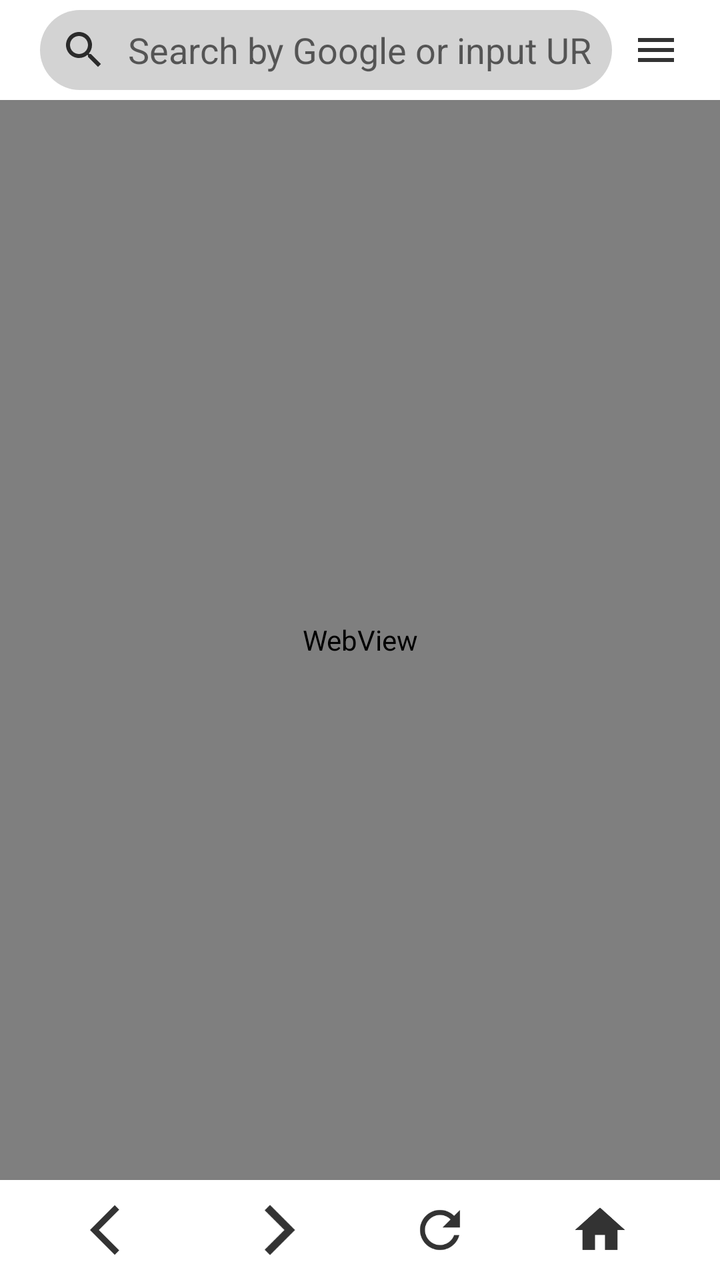
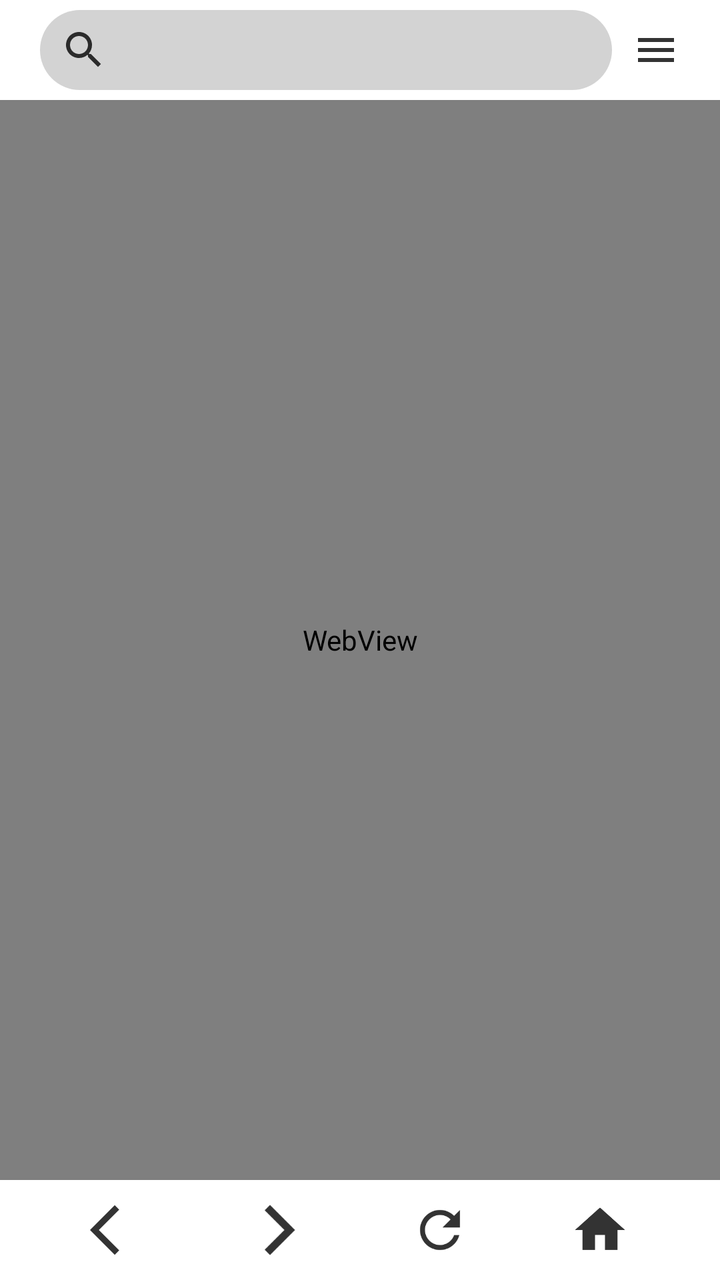

Before-and-after screenshots of an Android layout around one commit, followed by the original layout XML and the change that was made.
<!-- AndroidManifest.xml: application theme Theme.HydrogenBrowser -->
<!-- res/layout/activity_main.xml -->
<?xml version="1.0" encoding="utf-8"?>
<RelativeLayout xmlns:android="http://schemas.android.com/apk/res/android"
    android:layout_width="match_parent"
    android:layout_height="match_parent">

    <LinearLayout
        android:id="@+id/ll_address_bar"
        android:layout_width="match_parent"
        android:layout_height="50dp"
        android:paddingHorizontal="20dp"
        android:paddingVertical="5dp">

        <AutoCompleteTextView
            android:id="@+id/url"
            android:layout_width="0dp"
            android:layout_height="match_parent"
            android:layout_weight="1"
            android:background="@drawable/address_bar"
            android:completionHint="@string/url"
            android:completionThreshold="1"
            android:drawableLeft="@drawable/ic_search"
            android:drawablePadding="10dp"
            android:hint="@string/url"
            android:inputType="textUri"
            android:paddingLeft="10dp"
            android:paddingRight="10dp"
            android:selectAllOnFocus="true" />

        <ImageView
            android:id="@+id/menu"
            android:layout_width="wrap_content"
            android:layout_height="match_parent"
            android:layout_marginLeft="10dp"
            android:src="@drawable/icon_menu" />


    </LinearLayout>

    <WebView
        android:id="@+id/show"
        android:layout_width="match_parent"
        android:layout_height="match_parent"
        android:layout_above="@+id/btnLayout"
        android:layout_below="@+id/ll_address_bar" />

    <LinearLayout
        android:id="@+id/btnLayout"
        android:layout_width="match_parent"
        android:layout_height="50dp"
        android:layout_alignParentStart="true"
        android:layout_alignParentEnd="true"
        android:layout_alignParentBottom="true"
        android:orientation="horizontal"
        android:paddingHorizontal="20dp"
        android:paddingVertical="10dp">

        <ImageView
            android:id="@+id/back"
            android:layout_width="0dp"
            android:layout_height="match_parent"
            android:layout_weight="1"
            android:src="@drawable/icon_back" />

        <ImageView
            android:id="@+id/forward"
            android:layout_width="0dp"
            android:layout_height="match_parent"
            android:layout_weight="1"
            android:src="@drawable/icon_forward" />

        <ImageView
            android:id="@+id/refresh"
            android:layout_width="0dp"
            android:layout_height="match_parent"
            android:layout_weight="1"
            android:src="@drawable/icon_refresh" />

        <ImageView
            android:id="@+id/home"
            android:layout_width="0dp"
            android:layout_height="match_parent"
            android:layout_weight="1"
            android:src="@drawable/icon_home" />
    </LinearLayout>

</RelativeLayout>
<!-- resources referenced by this layout -->
<resources>
  <!-- drawable address_bar (drawable) -->
  <?xml version="1.0" encoding="utf-8"?>
  <shape xmlns:android="http://schemas.android.com/apk/res/android">
      <solid
          android:color="#D3D3D3"/>
      <corners android:radius="20dp" />
  </shape>
  <!-- drawable icon_home (drawable) -->
  <?xml version="1.0" encoding="utf-8"?>
  <selector xmlns:android="http://schemas.android.com/apk/res/android">
      <item android:drawable="@drawable/ic_home" android:state_pressed="false" />
      <item android:drawable="@drawable/ic_home" android:state_pressed="true" />
  </selector>
  <!-- drawable icon_menu (drawable) -->
  <?xml version="1.0" encoding="utf-8"?>
  <selector xmlns:android="http://schemas.android.com/apk/res/android">
      <item android:state_pressed="true" android:drawable="@drawable/ic_menu"/>
      <item android:state_pressed="false" android:drawable="@drawable/ic_menu"/>
  </selector>
  <!-- drawable icon_refresh (drawable) -->
  <?xml version="1.0" encoding="utf-8"?>
  <selector xmlns:android="http://schemas.android.com/apk/res/android">
      <item android:drawable="@drawable/ic_refresh" android:state_pressed="true" />
      <item android:drawable="@drawable/ic_refresh" android:state_pressed="false" />
  </selector>
  <string name="url">Search by Google or input URL here</string>
  <style name="Theme.HydrogenBrowser" parent="Theme.MaterialComponents.DayNight.DarkActionBar">
          
          <item name="colorPrimary">@color/purple_500</item>
          <item name="colorPrimaryVariant">@color/purple_700</item>
          <item name="colorOnPrimary">@color/white</item>
          
          <item name="colorSecondary">@color/teal_200</item>
          <item name="colorSecondaryVariant">@color/teal_700</item>
          <item name="colorOnSecondary">@color/black</item>
          
          <item name="android:statusBarColor" tools:targetApi="l">?attr/colorPrimaryVariant</item>
          
      </style>
  <!-- drawable ic_forward_black (drawable-anydpi) -->
  <vector xmlns:android="http://schemas.android.com/apk/res/android"
      android:width="24dp"
      android:height="24dp"
      android:viewportWidth="24"
      android:viewportHeight="24"
      android:tint="#000000"
      android:alpha="0.8">
    <path
        android:fillColor="@android:color/white"
        android:pathData="M5.88,4.12L13.76,12l-7.88,7.88L8,22l10,-10L8,2z"/>
  </vector>
  <!-- drawable ic_forward_grey (drawable-anydpi) -->
  <vector xmlns:android="http://schemas.android.com/apk/res/android"
      android:width="24dp"
      android:height="24dp"
      android:viewportWidth="24"
      android:viewportHeight="24"
      android:tint="#D3D3D3"
      android:alpha="0.8">
    <path
        android:fillColor="@android:color/white"
        android:pathData="M5.88,4.12L13.76,12l-7.88,7.88L8,22l10,-10L8,2z"/>
  </vector>
  <!-- drawable ic_home (drawable-anydpi) -->
  <vector xmlns:android="http://schemas.android.com/apk/res/android"
      android:width="24dp"
      android:height="24dp"
      android:viewportWidth="24"
      android:viewportHeight="24"
      android:tint="#000000"
      android:alpha="0.8">
    <path
        android:fillColor="@android:color/white"
        android:pathData="M10,20v-6h4v6h5v-8h3L12,3 2,12h3v8z"/>
  </vector>
  <!-- drawable ic_menu (drawable-anydpi) -->
  <vector xmlns:android="http://schemas.android.com/apk/res/android"
      android:width="24dp"
      android:height="24dp"
      android:viewportWidth="24"
      android:viewportHeight="24"
      android:tint="#000000"
      android:alpha="0.8">
    <path
        android:fillColor="@android:color/white"
        android:pathData="M3,18h18v-2L3,16v2zM3,13h18v-2L3,11v2zM3,6v2h18L21,6L3,6z"/>
  </vector>
  <color name="purple_500">#FF6200EE</color>
  <color name="purple_700">#FF3700B3</color>
  <color name="white">#FFFFFFFF</color>
  <color name="teal_200">#FF03DAC5</color>
  <color name="teal_700">#FF018786</color>
  <color name="black">#FF000000</color>
  <!-- unchanged entries left out for length: 6 -->
</resources>

<!-- the commit's change to res/layout/activity_main.xml (unified diff, before → after) -->
@@ -1,5 +1,7 @@
 <?xml version="1.0" encoding="utf-8"?>
-<RelativeLayout xmlns:android="http://schemas.android.com/apk/res/android"
+<androidx.constraintlayout.widget.ConstraintLayout xmlns:android="http://schemas.android.com/apk/res/android"
+    xmlns:app="http://schemas.android.com/apk/res-auto"
+    xmlns:tools="http://schemas.android.com/tools"
     android:layout_width="match_parent"
     android:layout_height="match_parent">
 
@@ -8,7 +10,10 @@
         android:layout_width="match_parent"
         android:layout_height="50dp"
         android:paddingHorizontal="20dp"
-        android:paddingVertical="5dp">
+        android:paddingVertical="5dp"
+        app:layout_constraintBottom_toTopOf="@id/progress_bar"
+        app:layout_constraintTop_toTopOf="parent"
+        tools:ignore="MissingConstraints">
 
         <AutoCompleteTextView
             android:id="@+id/url"
@@ -16,11 +21,10 @@
             android:layout_height="match_parent"
             android:layout_weight="1"
             android:background="@drawable/address_bar"
-            android:completionHint="@string/url"
+            android:hint=""
             android:completionThreshold="1"
             android:drawableLeft="@drawable/ic_search"
             android:drawablePadding="10dp"
-            android:hint="@string/url"
             android:inputType="textUri"
             android:paddingLeft="10dp"
             android:paddingRight="10dp"
@@ -33,26 +37,35 @@
             android:layout_marginLeft="10dp"
             android:src="@drawable/icon_menu" />
 
+    </LinearLayout>
 
-    </LinearLayout>
+    <me.jingbin.progress.WebProgress xmlns:android="http://schemas.android.com/apk/res/android"
+        android:id="@+id/progress_bar"
+        android:layout_width="match_parent"
+        android:layout_height="2dp"
+        android:visibility="gone"
+        app:layout_constraintBottom_toTopOf="@id/show"
+        app:layout_constraintTop_toBottomOf="@id/ll_address_bar"
+        tools:ignore="MissingConstraints" />
 
     <WebView
         android:id="@+id/show"
-        android:layout_width="match_parent"
-        android:layout_height="match_parent"
-        android:layout_above="@+id/btnLayout"
-        android:layout_below="@+id/ll_address_bar" />
+        android:layout_width="0dp"
+        android:layout_height="0dp"
+        app:layout_constraintBottom_toTopOf="@id/ll_botton"
+        app:layout_constraintLeft_toLeftOf="parent"
+        app:layout_constraintRight_toRightOf="parent"
+        app:layout_constraintTop_toBottomOf="@id/progress_bar" />
 
     <LinearLayout
-        android:id="@+id/btnLayout"
+        android:id="@+id/ll_botton"
         android:layout_width="match_parent"
         android:layout_height="50dp"
-        android:layout_alignParentStart="true"
-        android:layout_alignParentEnd="true"
-        android:layout_alignParentBottom="true"
         android:orientation="horizontal"
         android:paddingHorizontal="20dp"
-        android:paddingVertical="10dp">
+        android:paddingVertical="10dp"
+        app:layout_constraintBottom_toBottomOf="parent"
+        tools:ignore="MissingConstraints">
 
         <ImageView
             android:id="@+id/back"
@@ -83,4 +96,4 @@
             android:src="@drawable/icon_home" />
     </LinearLayout>
 
-</RelativeLayout>
+</androidx.constraintlayout.widget.ConstraintLayout>
<!-- resource entries referenced after the edit -->
@@ -25,11 +25,10 @@
       <item android:drawable="@drawable/ic_refresh" android:state_pressed="true" />
       <item android:drawable="@drawable/ic_refresh" android:state_pressed="false" />
   </selector>
-  <string name="url">Search by Google or input URL here</string>
   <style name="Theme.HydrogenBrowser" parent="Theme.MaterialComponents.DayNight.DarkActionBar">
           
-          <item name="colorPrimary">@color/purple_500</item>
-          <item name="colorPrimaryVariant">@color/purple_700</item>
+          <item name="colorPrimary">@color/blue_500</item>
+          <item name="colorPrimaryVariant">@color/blue_700</item>
           <item name="colorOnPrimary">@color/white</item>
           
           <item name="colorSecondary">@color/teal_200</item>
@@ -87,8 +86,8 @@
         android:fillColor="@android:color/white"
         android:pathData="M3,18h18v-2L3,16v2zM3,13h18v-2L3,11v2zM3,6v2h18L21,6L3,6z"/>
   </vector>
-  <color name="purple_500">#FF6200EE</color>
-  <color name="purple_700">#FF3700B3</color>
+  <color name="blue_500">#2196F3</color>
+  <color name="blue_700">#1976D2</color>
   <color name="white">#FFFFFFFF</color>
   <color name="teal_200">#FF03DAC5</color>
   <color name="teal_700">#FF018786</color>
